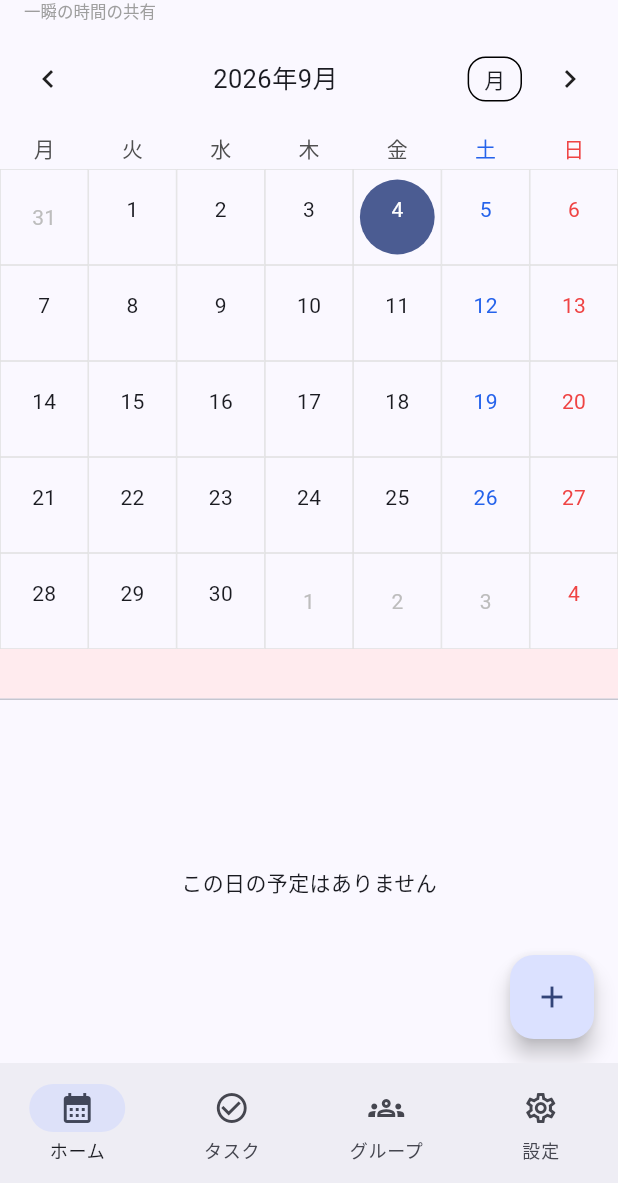
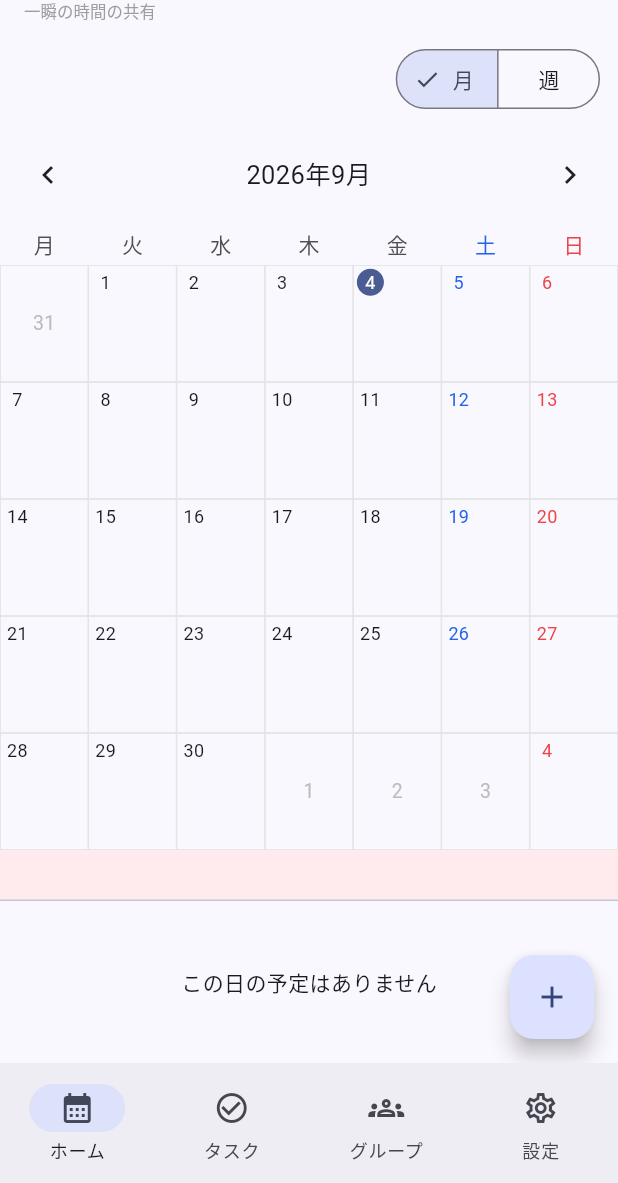
Before and after one commit to yusukeokubo1024-netizen/Kairos, a Flutter app: the screen it shows once a user with an empty profile is signed in, on a phone screen of 412 x 824 dp, the part 53-1236 px from its top. Run offline on Flutter 3.47's test engine with Material 3 defaults, Android fonts, the phone set to English and light mode, and no system bars; drawn by our look-alikes of table_calendar; our stand-ins replace cloud_firestore, firebase_auth, firebase_core, flutter_local_notifications, google_sign_in, local_auth and 2 more; missing offline and left inert: holiday_jp; accounts and stored records are empty; network calls fail.

Commit message:
Show schedule titles directly in calendar day cells, add explicit month/week toggle, smaller day numbers

```diff
--- a/app/lib/screens/home/calendar_screen.dart
+++ b/app/lib/screens/home/calendar_screen.dart
@@ -37,6 +37,9 @@ class _CalendarScreenState extends State<CalendarScreen> {
   List<({String name, int month, int day})> _friendBirthdays = [];
   String? _friendBirthdaysMemberKey;
   List<WeatherDay> _forecast = [];
+  // Populated at the top of _buildCalendarView so _buildDayCell (called by
+  // table_calendar's synchronous builders) can look up each day's events.
+  Map<DateTime, List<Schedule>> _schedulesByDay = {};
 
   @override
   void initState() {
@@ -165,24 +168,24 @@ class _CalendarScreenState extends State<CalendarScreen> {
     if (mounted) setState(() => _friendBirthdays = birthdays);
   }
 
-  /// Renders a day cell showing the day number and, for holidays, the
-  /// holiday's name in small text underneath — used for today/selected/
-  /// holiday cells so the name doesn't get hidden by those states.
+  /// Renders a day cell as a small agenda: day number + weather at top,
+  /// then the day's schedule titles (colored to match each schedule), so
+  /// events are visible at a glance instead of just a dot marker.
   Widget _buildDayCell(
     BuildContext context, {
     required DateTime day,
     bool isToday = false,
     bool isSelected = false,
   }) {
-    Color textColor;
+    Color numberColor;
     if (isSelected) {
-      textColor = Colors.white;
+      numberColor = Colors.white;
     } else if (_isHolidayOrSunday(day)) {
-      textColor = const Color(0xFFEF4444);
+      numberColor = const Color(0xFFEF4444);
     } else if (day.weekday == DateTime.saturday) {
-      textColor = const Color(0xFF2563EB);
+      numberColor = const Color(0xFF2563EB);
     } else {
-      textColor = Theme.of(context).textTheme.bodyMedium?.color ?? Colors.black;
+      numberColor = Theme.of(context).textTheme.bodyMedium?.color ?? Colors.black;
     }
 
     final holidayName = holiday_jp.getHoliday(day)?.name;
@@ -190,30 +193,26 @@ class _CalendarScreenState extends State<CalendarScreen> {
     final labelName = holidayName ??
         (anniversaryNames.isNotEmpty ? anniversaryNames.first : null) ??
         _specialDayName(day);
-    final labelColor = isSelected
-        ? Colors.white
-        : (holidayName != null
+    final labelColor = holidayName != null
         ? const Color(0xFFEF4444)
-            : (anniversaryNames.isNotEmpty ? const Color(0xFFEC4899) : const Color(0xFFB45309)));
+        : (anniversaryNames.isNotEmpty ? const Color(0xFFEC4899) : const Color(0xFFB45309));
 
     final weather = _weatherForDay(day);
+    final events = _schedulesByDay[DateTime(day.year, day.month, day.day)] ?? const <Schedule>[];
+    const maxVisibleEvents = 2;
 
-    // Outer cell fills the whole grid square and draws the マス目 grid lines;
-    // the inner circle is only for the today/selected highlight, and the
-    // weather emoji sits in the corner so it never fights the circle for space.
     return Container(
       decoration: BoxDecoration(border: Border.all(color: Colors.grey.shade300, width: 0.5)),
-      child: Stack(
+      padding: const EdgeInsets.symmetric(horizontal: 2, vertical: 2),
+      child: Column(
+        crossAxisAlignment: CrossAxisAlignment.stretch,
+        children: [
+          Row(
+            children: [
+              Container(
+                width: 18,
+                height: 18,
                 alignment: Alignment.center,
-        children: [
-          if (weather != null)
-            Positioned(
-              top: 2,
-              right: 2,
-              child: Text(weather.emoji, style: const TextStyle(fontSize: 9)),
-            ),
-          Container(
-        margin: const EdgeInsets.all(4),
                 decoration: BoxDecoration(
                   shape: BoxShape.circle,
                   color: isSelected ? Theme.of(context).colorScheme.primary : null,
@@ -221,12 +220,12 @@ class _CalendarScreenState extends State<CalendarScreen> {
                       ? Border.all(color: Theme.of(context).colorScheme.primary)
                       : null,
                 ),
-        alignment: Alignment.center,
-        child: Column(
-          mainAxisAlignment: MainAxisAlignment.center,
-          mainAxisSize: MainAxisSize.min,
-          children: [
-            Text('${day.day}', style: TextStyle(color: textColor)),
+                child: Text('${day.day}', style: TextStyle(fontSize: 12, color: numberColor)),
+              ),
+              const Spacer(),
+              if (weather != null) Text(weather.emoji, style: const TextStyle(fontSize: 9)),
+            ],
+          ),
           if (labelName != null)
             Text(
               labelName,
@@ -234,8 +233,25 @@ class _CalendarScreenState extends State<CalendarScreen> {
               overflow: TextOverflow.ellipsis,
               style: TextStyle(fontSize: 7, color: labelColor),
             ),
-          ],
+          for (final schedule in events.take(maxVisibleEvents))
+            Container(
+              margin: const EdgeInsets.only(top: 1),
+              padding: const EdgeInsets.symmetric(horizontal: 2),
+              decoration: BoxDecoration(
+                color: schedule.color,
+                borderRadius: BorderRadius.circular(2),
               ),
+              child: Text(
+                schedule.title,
+                maxLines: 1,
+                overflow: TextOverflow.ellipsis,
+                style: const TextStyle(fontSize: 8, color: Colors.white),
+              ),
+            ),
+          if (events.length > maxVisibleEvents)
+            Text(
+              '+${events.length - maxVisibleEvents}',
+              style: TextStyle(fontSize: 7, color: Colors.grey.shade600),
             ),
         ],
       ),
@@ -490,12 +506,28 @@ class _CalendarScreenState extends State<CalendarScreen> {
       );
       schedulesByDay.putIfAbsent(day, () => []).add(schedule);
     }
+    _schedulesByDay = schedulesByDay;
 
     final selectedDaySchedules =
         schedules.where((s) => _isSameDay(s.startTime, _selectedDay)).toList();
 
     return Column(
       children: [
+        Padding(
+          padding: const EdgeInsets.symmetric(horizontal: 12, vertical: 8),
+          child: Align(
+            alignment: Alignment.centerRight,
+            child: SegmentedButton<CalendarFormat>(
+              segments: const [
+                ButtonSegment(value: CalendarFormat.month, label: Text('月')),
+                ButtonSegment(value: CalendarFormat.week, label: Text('週')),
+              ],
+              selected: {_calendarFormat},
+              onSelectionChanged: (selection) =>
+                  setState(() => _calendarFormat = selection.first),
+            ),
+          ),
+        ),
         TableCalendar<Schedule>(
           locale: 'ja_JP',
           firstDay: DateTime.utc(2020, 1, 1),
@@ -516,7 +548,8 @@ class _CalendarScreenState extends State<CalendarScreen> {
           onHeaderTapped: _openMonthPicker,
           headerStyle: const HeaderStyle(
             titleCentered: true,
-            formatButtonShowsNext: false,
+            // The SegmentedButton above already switches month/week.
+            formatButtonVisible: false,
           ),
           availableCalendarFormats: const {
             CalendarFormat.month: '月',
@@ -534,9 +567,9 @@ class _CalendarScreenState extends State<CalendarScreen> {
           // table_calendar's default daysOfWeekHeight (16px) is too tight for
           // these labels and makes them visually overlap; give them more room.
           daysOfWeekHeight: 28,
-          // Default day cells are cramped once a weather icon, holiday/
-          // anniversary label, and schedule-color dots all share one cell.
-          rowHeight: 64,
+          // Day cells now show up to 2 schedule titles directly, so they
+          // need more vertical room than table_calendar's 52px default.
+          rowHeight: 78,
           daysOfWeekStyle: const DaysOfWeekStyle(
             weekendStyle: TextStyle(color: Color(0xFF2563EB)),
           ),
@@ -564,25 +597,8 @@ class _CalendarScreenState extends State<CalendarScreen> {
             outsideBuilder: (context, day, focusedDay) => Container(
               decoration: BoxDecoration(border: Border.all(color: Colors.grey.shade300, width: 0.5)),
               alignment: Alignment.center,
-              child: Text('${day.day}', style: TextStyle(color: Colors.grey.shade400)),
+              child: Text('${day.day}', style: TextStyle(fontSize: 13, color: Colors.grey.shade400)),
             ),
-            markerBuilder: (context, day, events) {
-              if (events.isEmpty) return null;
-              return Positioned(
-                bottom: 4,
-                child: Row(
-                  mainAxisSize: MainAxisSize.min,
-                  children: events.take(4).map((schedule) {
-                    return Container(
-                      width: 6,
-                      height: 6,
-                      margin: const EdgeInsets.symmetric(horizontal: 1),
-                      decoration: BoxDecoration(color: schedule.color, shape: BoxShape.circle),
-                    );
-                  }).toList(),
-                ),
-              );
-            },
           ),
         ),
         if (holiday_jp.getHoliday(_selectedDay) case final holiday?)
```
Lines whose indentation alone changed are shown as unchanged.
